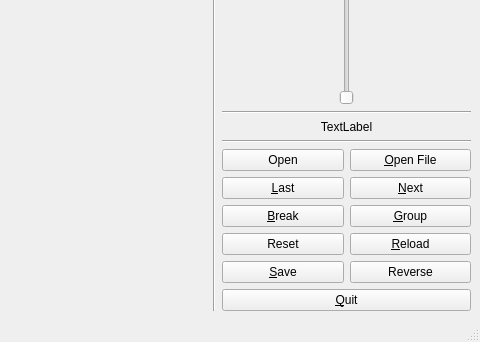
Anicca97/Segmentation, file MyMainWindow.ui: the form before one commit; both pictures show x 800 to 1280 and y 458 to 800 of the 1280 by 800 pixel window.
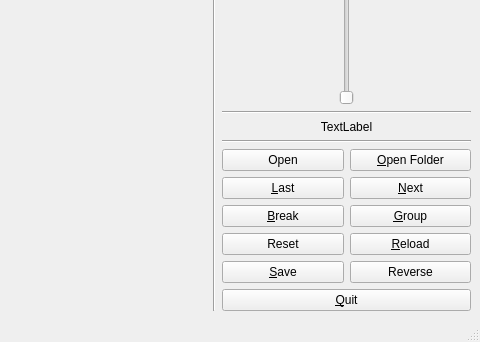
The form after the commit.

Commit message: Modify the name of one button.

The edit to the form file:
```diff
--- a/MyMainWindow.ui
+++ b/MyMainWindow.ui
@@ -124,7 +124,7 @@
           <item row="2" column="2">
            <widget class="QPushButton" name="ptn_openfile">
             <property name="text">
-             <string>&amp;Open File</string>
+             <string>&amp;Open Folder</string>
             </property>
            </widget>
           </item>
```
Left out of the diff: 8 changed lines with no effect on the pictures. The commit also changes 3 other files.
